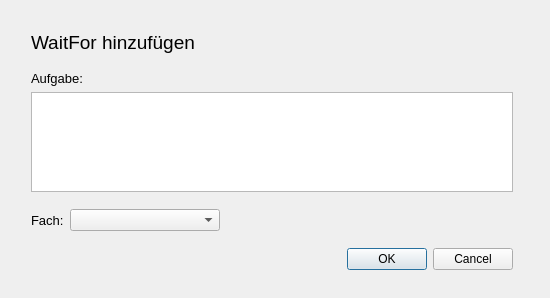
Before: the Qt Designer form new_waitfor.ui in orgnnice/OrgNNice, drawn with Qt 5.
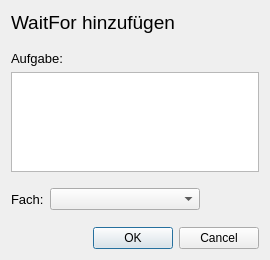
After: the same form once the commit is applied.

Commit message: gui size changes and subject detail changes

```diff
--- a/new_waitfor.ui
+++ b/new_waitfor.ui
@@ -6,22 +6,15 @@
    <rect>
     <x>0</x>
     <y>0</y>
-    <width>550</width>
-    <height>298</height>
+    <width>270</width>
+    <height>260</height>
    </rect>
   </property>
   <property name="windowTitle">
    <string>New_WaitFor</string>
   </property>
-  <widget class="QWidget" name="verticalLayoutWidget">
-   <property name="geometry">
-    <rect>
-     <x>20</x>
-     <y>20</y>
-     <width>504</width>
-     <height>261</height>
-    </rect>
-   </property>
+  <layout class="QVBoxLayout" name="verticalLayout_2">
+   <item>
    <layout class="QVBoxLayout" name="verticalLayout">
     <item>
      <widget class="QLabel" name="label_3">
@@ -158,7 +151,8 @@
      </widget>
     </item>
    </layout>
-  </widget>
+   </item>
+  </layout>
  </widget>
  <layoutdefault spacing="6" margin="11"/>
  <resources/>
```
Lines whose indentation alone changed are shown as unchanged. The commit also changes 6 other files.
